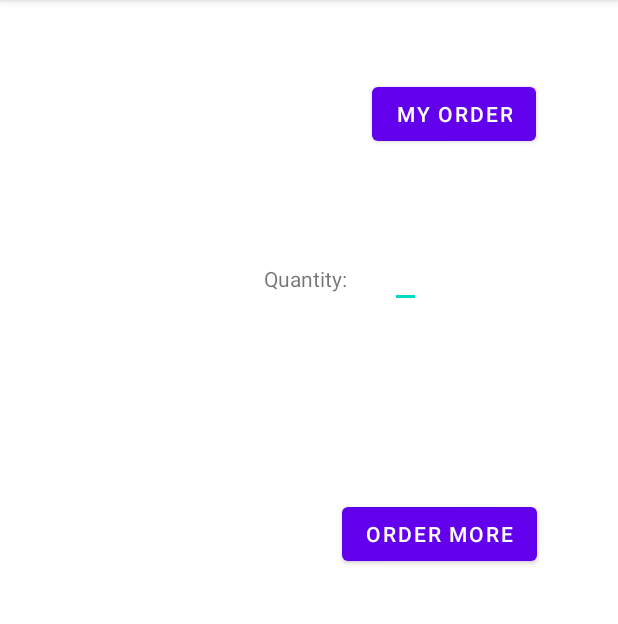
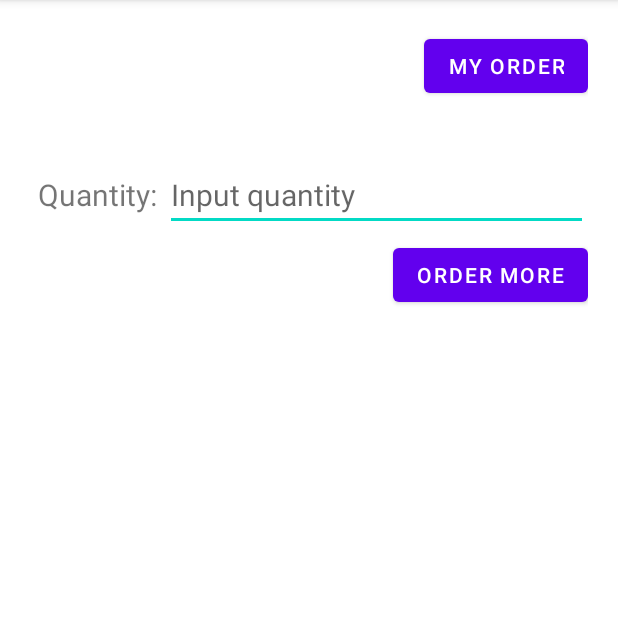
Before and after one commit to LaurensiusVincentRohandy/MOBI6059-MobileProgramming, an Android app: the OrderActivity screen opened directly, with no data from a screen before it, on a phone screen of 412 x 824 dp, the part 84-708 px from its top. Run offline under Robolectric (Android 15) with nearby library versions, the phone set to English and light mode, and no system bars.

Commit message:
Modify order

```diff
--- a/BinusEzyFoody/app/src/main/res/layout/activity_order.xml
+++ b/BinusEzyFoody/app/src/main/res/layout/activity_order.xml
@@ -1,55 +1,63 @@
 <?xml version="1.0" encoding="utf-8"?>
-<androidx.constraintlayout.widget.ConstraintLayout xmlns:android="http://schemas.android.com/apk/res/android"
-    xmlns:app="http://schemas.android.com/apk/res-auto"
+<GridLayout xmlns:android="http://schemas.android.com/apk/res/android"
     xmlns:tools="http://schemas.android.com/tools"
     android:layout_width="match_parent"
     android:layout_height="match_parent"
+    android:padding="20dp"
+    android:columnCount="2"
     tools:context=".OrderActivity">
+
+    //MyOrder
+    <Button
+        android:layout_width="wrap_content"
+        android:layout_height="wrap_content"
+        android:layout_row="0"
+        android:layout_column="1"
+        android:layout_gravity="right"
+        android:onClick="onClickMyOrder"
+        android:text="@string/myOrder"/>
 
     <TextView
         android:id="@+id/order"
         android:layout_width="wrap_content"
         android:layout_height="wrap_content"
-        app:layout_constraintLeft_toLeftOf="parent"
-        app:layout_constraintTop_toTopOf="parent"/>
+        android:layout_row="1"
+        android:layout_column="0"
+        android:layout_marginTop="5dp"
+        android:layout_marginStart="5dp"
+        android:textSize="20sp"/>
 
     <TextView
         android:layout_width="wrap_content"
         android:layout_height="wrap_content"
-        android:layout_marginLeft="176dp"
-        android:layout_marginTop="176dp"
+        android:layout_row="2"
+        android:layout_column="0"
+        android:layout_marginTop="5dp"
+        android:layout_marginStart="5dp"
         android:text="@string/qty"
-        app:layout_constraintLeft_toLeftOf="parent"
-        app:layout_constraintTop_toTopOf="parent" />
+        android:textSize="20sp"/>
 
     <EditText
         android:id="@+id/qty"
         android:layout_width="wrap_content"
         android:layout_height="wrap_content"
-        android:layout_marginLeft="260dp"
-        android:layout_marginTop="160dp"
+        android:layout_row="2"
+        android:layout_column="1"
+        android:layout_gravity="fill_horizontal"
+        android:layout_marginTop="5dp"
+        android:layout_marginStart="5dp"
         android:inputType="number"
-        app:layout_constraintLeft_toLeftOf="parent"
-        app:layout_constraintTop_toTopOf="parent" />
+        android:hint="@string/qtyHint"
+        android:textSize="20sp"/>
 
     <Button
         android:layout_width="wrap_content"
         android:layout_height="wrap_content"
-        android:layout_marginLeft="248dp"
-        android:layout_marginTop="52dp"
-        android:onClick="onClickMyOrder"
-        android:text="@string/myOrder"
-        app:layout_constraintLeft_toLeftOf="parent"
-        app:layout_constraintTop_toTopOf="parent" />
-
-    <Button
-        android:layout_width="wrap_content"
-        android:layout_height="wrap_content"
-        android:layout_marginLeft="228dp"
-        android:layout_marginTop="332dp"
+        android:layout_row="3"
+        android:layout_column="1"
+        android:layout_gravity="right"
+        android:layout_marginTop="5dp"
+        android:layout_marginStart="5dp"
         android:onClick="onClickOrderMore"
-        android:text="@string/orderMore"
-        app:layout_constraintLeft_toLeftOf="parent"
-        app:layout_constraintTop_toTopOf="parent" />
-
-</androidx.constraintlayout.widget.ConstraintLayout>
+        android:text="@string/orderMore" />
+</GridLayout>
--- a/BinusEzyFoody/app/src/main/res/layout/activity_top_up.xml
+++ b/BinusEzyFoody/app/src/main/res/layout/activity_top_up.xml
@@ -44,11 +44,11 @@
         android:layout_gravity="fill_horizontal"
         android:layout_marginTop="5dp"
         android:layout_marginStart="5dp"
+        android:inputType="number"
         android:hint="@string/topUpHint"
         android:textSize="20sp" />
 
     <Button
-        android:id="@+id/topUpButton"
         android:layout_width="wrap_content"
         android:layout_height="wrap_content"
         android:layout_row="2"
@@ -60,7 +60,6 @@
         android:text="@string/topUpButton" />
 
     <Button
-        android:id="@+id/homeButton"
         android:layout_width="wrap_content"
         android:layout_height="wrap_content"
         android:layout_row="2"
--- a/BinusEzyFoody/app/src/main/res/values/strings.xml
+++ b/BinusEzyFoody/app/src/main/res/values/strings.xml
@@ -17,4 +17,5 @@
     <string name="topUpBalance">Top Up Balance: </string>
     <string name="topUpHint">Input Amount</string>
     <string name="homeBtn">Home</string>
+    <string name="qtyHint">Input quantity</string>
 </resources>
```
